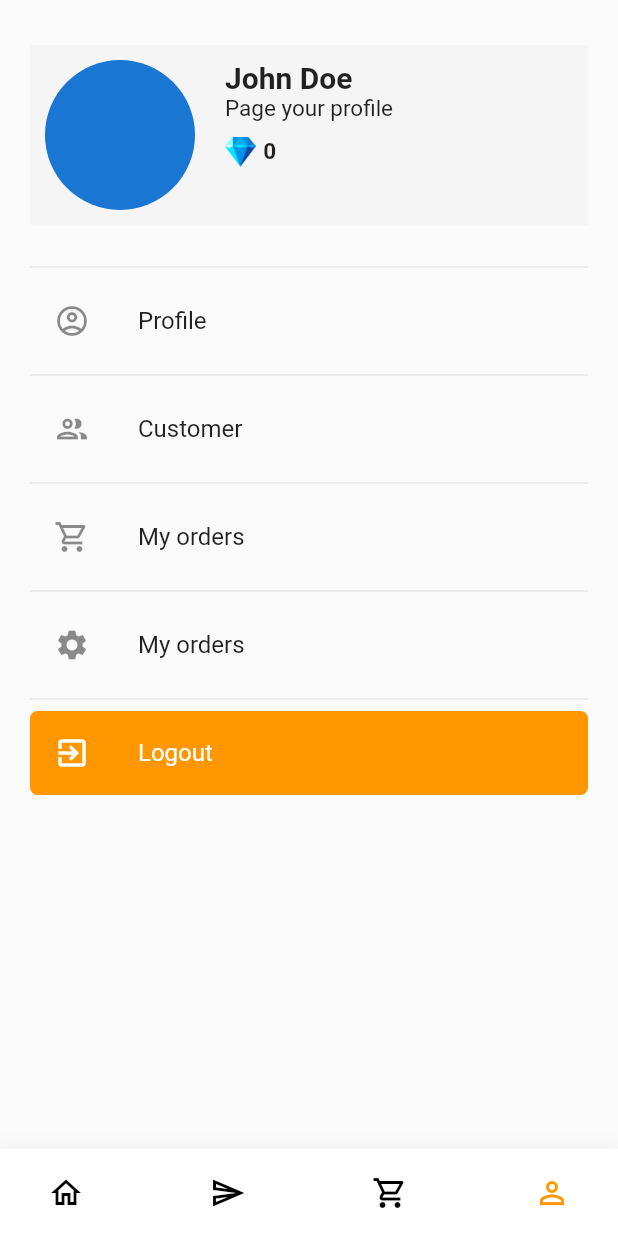
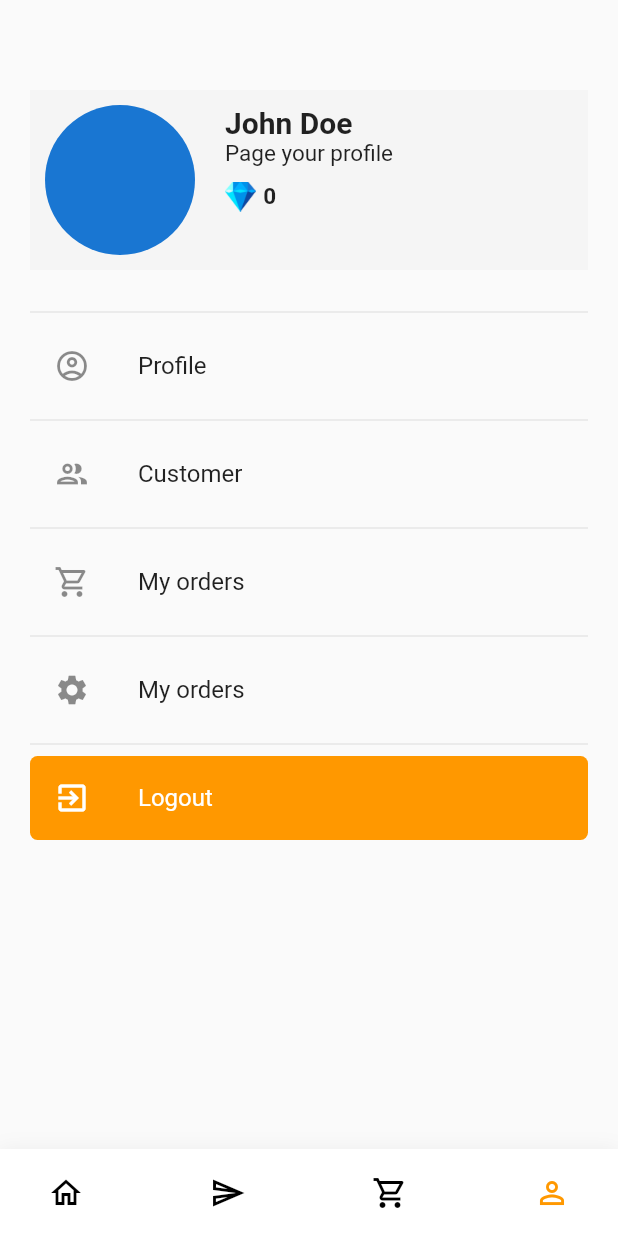
Before and after one commit to CSS-saler-system/css-mobile-ver2, a Flutter app: the MainScreen screen opened by its route, swiped to page 4, on a phone screen of 412 x 824 dp. Run offline on Flutter 3.47's test engine with Material 2 defaults, Android fonts, the phone set to English and light mode, and no system bars; our stand-ins replace bloc, dio, either_dart, equatable, firebase_auth, firebase_core and 4 more; missing offline and left inert: cloud_firestore_web, firebase_analytics_web, firebase_auth_web, firebase_core_web; accounts and stored records are empty.

Commit message:
update ui

```diff
--- a/lib/src/configs/constants/app_router.dart
+++ b/lib/src/configs/constants/app_router.dart
@@ -5,6 +5,8 @@ import 'package:flutter_application_1/src/presentations/sign_in/sign_in_screen.d
 import '../../presentations/create_customer/create_customer_screen.dart';
 import '../../presentations/customer/customer_screen.dart';
 import '../../presentations/edit_profile/edit_profile_screen.dart';
+import '../../presentations/list_product/list_product_screen.dart';
+import '../../presentations/order_detail/order_detail_screen.dart';
 import '../../presentations/otp_confirm/otp_confirm_screen.dart';
 import '../../presentations/product_detail/product_detail_screen.dart';
 
@@ -16,6 +18,8 @@ class AppRouters {
   static const String customerScreen = "/customer_screen";
   static const String createCustomerScreen = "/create_customer_screen";
   static const String productDetail = "/product_detail";
+  static const String orderDetail = "/order_detail";
+  static const String listProduct = "/list_product";
   static Route<dynamic> generateRoute(RouteSettings settings) {
     Map arguments =
         settings.arguments != null ? (settings.arguments as Map) : {};
@@ -33,10 +37,15 @@ class AppRouters {
         return MaterialPageRoute(builder: (_) => const CustomerScreen());
       case createCustomerScreen:
         return MaterialPageRoute(builder: (_) => const CreateCustomerScreen());
+      case orderDetail:
+        return MaterialPageRoute(
+            builder: (_) => OrderDetailScreen(orderId: arguments["orderId"]));
       case productDetail:
         return MaterialPageRoute(
             builder: (_) =>
                 ProductDetailScreen(productId: arguments["productId"]));
+      case listProduct:
+        return MaterialPageRoute(builder: (_) => const ListProductScreen());
       default:
         return animRoute(
             Center(child: Text('No route defined for ${settings.name}')),
@@ -65,9 +74,9 @@ class AppRouters {
     );
   }
 
-  static final Offset _center = Offset(0.0, 0.0);
-  static final Offset _top = Offset(0.0, 1.0);
-  static final Offset _bottom = Offset(0.0, -1.0);
-  static final Offset _left = Offset(-1.0, 0.0);
-  static final Offset _right = Offset(1.0, 0.0);
+  static const Offset _center = Offset(0.0, 0.0);
+  static const Offset _top = Offset(0.0, 1.0);
+  static const Offset _bottom = Offset(0.0, -1.0);
+  static const Offset _left = Offset(-1.0, 0.0);
+  static const Offset _right = Offset(1.0, 0.0);
 }
--- a/lib/src/presentations/main/components/bottom_navigation.dart
+++ b/lib/src/presentations/main/components/bottom_navigation.dart
@@ -1,11 +1,14 @@
 import 'package:flutter/material.dart';
 import 'package:flutter_application_1/src/presentations/main/components/navigator_item.dart';
+
+import '../main_screen.dart';
 
 class BottomNavigation extends StatefulWidget {
   final int? pageIndex;
   final Function(int) itemMenuClicked;
+  final List<ItemMenu> items;
   const BottomNavigation(
-      {Key? key, required this.pageIndex, required this.itemMenuClicked})
+      {Key? key, required this.pageIndex, required this.itemMenuClicked, required this.items})
       : super(key: key);
 
   @override
@@ -13,25 +16,7 @@ class BottomNavigation extends StatefulWidget {
 }
 
 class _BottomNavigationState extends State<BottomNavigation> {
-  // fake menu
-  final List<ItemMenu> _items = [
-    const ItemMenu(
-      icon: Icons.home_outlined,
-      index: 0,
-    ),
-    const ItemMenu(
-      icon: Icons.send_outlined,
-      index: 1,
-    ),
-    const ItemMenu(
-      icon: Icons.local_grocery_store_outlined,
-      index: 2,
-    ),
-    const ItemMenu(
-      icon: Icons.person_outline_outlined,
-      index: 3,
-    ),
-  ];
+
 
   @override
   Widget build(BuildContext context) {
@@ -49,11 +34,11 @@ class _BottomNavigationState extends State<BottomNavigation> {
       ),
       child: Row(
           mainAxisAlignment: MainAxisAlignment.spaceBetween,
-          children: _items
+          children: widget.items
               .map((child) => ItemNavigator(
                     icon: Icon(
                       child.icon,
-                      color: _items.indexOf(child) == widget.pageIndex
+                      color: widget.items.indexOf(child) == widget.pageIndex
                           ? Colors.orange
                           : Colors.black,
                     ),
@@ -63,9 +48,3 @@ class _BottomNavigationState extends State<BottomNavigation> {
     );
   }
 }
-
-class ItemMenu {
-  final IconData icon;
-  final int index;
-  const ItemMenu({Key? key, required this.icon, required this.index});
-}
--- a/lib/src/presentations/main/main_screen.dart
+++ b/lib/src/presentations/main/main_screen.dart
@@ -3,7 +3,7 @@ import 'dart:developer';
 import 'package:flutter/material.dart';
 import 'package:flutter/services.dart';
 import 'package:flutter_application_1/src/presentations/main/pages/home/home_page.dart';
-import 'package:flutter_application_1/src/presentations/main/pages/order_page.dart';
+import 'package:flutter_application_1/src/presentations/main/pages/orders/order_page.dart';
 import 'package:flutter_application_1/src/presentations/main/pages/profile/profile_page.dart';
 import 'package:flutter_application_1/src/presentations/main/pages/request/request_page.dart';
 
@@ -20,6 +20,30 @@ class MainScreen extends StatefulWidget {
 class _MainScreenState extends State<MainScreen> {
   int _pageIndex = 0;
 
+  // fake menu
+  final List<ItemMenu> _items = [
+    const ItemMenu(
+      icon: Icons.home_outlined,
+      index: 0,
+    ),
+    const ItemMenu(
+      icon: Icons.send_outlined,
+      index: 1,
+      hasAppBar: true,
+      title: "Request registration",
+    ),
+    const ItemMenu(
+      icon: Icons.local_grocery_store_outlined,
+      index: 2,
+      hasAppBar: true,
+      title: "My Orders",
+    ),
+    const ItemMenu(
+      icon: Icons.person_outline_outlined,
+      index: 3,
+    ),
+  ];
+
   final PageController _pageController = PageController(initialPage: 0);
 
   @override
@@ -31,9 +55,14 @@ class _MainScreenState extends State<MainScreen> {
   Widget build(BuildContext context) {
     return Scaffold(
       appBar: AppBar(
-        toolbarHeight: 0,
-        backgroundColor: Colors.transparent,
-        elevation: 0,
+        title: _items[_pageIndex].hasAppBar
+            ? Text(_items[_pageIndex].title ?? "")
+            : const SizedBox(),
+        centerTitle: true,
+        toolbarHeight: _items[_pageIndex].hasAppBar ? kToolbarHeight : 0,
+        backgroundColor:
+            _items[_pageIndex].hasAppBar ? Colors.orange : Colors.transparent,
+        elevation: _items[_pageIndex].hasAppBar ? 1 : 0,
         systemOverlayStyle: const SystemUiOverlayStyle(
           statusBarColor: Colors.transparent,
           statusBarBrightness: Brightness.dark,
@@ -42,7 +71,9 @@ class _MainScreenState extends State<MainScreen> {
       ),
       body: SafeArea(
         child: Stack(children: [
-          PageView(
+          Container(
+            margin: const EdgeInsets.only(bottom: 50, top: 30),
+            child: PageView(
                 physics: const NeverScrollableScrollPhysics(),
                 onPageChanged: (index) {
                   setState(() {
@@ -56,11 +87,13 @@ class _MainScreenState extends State<MainScreen> {
                   OrderPage(),
                   ProfilePage(),
                 ]),
+          ),
           Positioned(
               bottom: 0,
               left: 0,
               right: 0,
               child: BottomNavigation(
+                  items: _items,
                   pageIndex: _pageIndex,
                   itemMenuClicked: (page) => onChangePage(page)))
         ]),
@@ -73,3 +106,16 @@ class _MainScreenState extends State<MainScreen> {
         duration: const Duration(milliseconds: 1), curve: Curves.easeInOut);
   }
 }
+
+class ItemMenu {
+  final IconData icon;
+  final int index;
+  final bool hasAppBar;
+  final String? title;
+  const ItemMenu(
+      {Key? key,
+      required this.icon,
+      required this.index,
+      this.hasAppBar = false,
+      this.title});
+}
--- a/lib/src/presentations/main/pages/home/components/list_brands.dart
+++ b/lib/src/presentations/main/pages/home/components/list_brands.dart
@@ -1,5 +1,6 @@
 import 'package:flutter/material.dart';
 import 'package:flutter_application_1/src/configs/constants/app_images.dart';
+import 'package:flutter_application_1/src/configs/constants/constants.dart';
 
 import '../../../../../components/list_action_hedaer.dart';
 
@@ -19,7 +20,8 @@ class _ListBrandWidgetState extends State<ListBrandWidget> {
         children: [
           ListActionHeader(
             title: "Brands",
-            onPressed: () {},
+            onPressed: () =>
+                Navigator.pushNamed(context, AppRouters.listProduct),
           ),
           const SizedBox(height: 20),
           Expanded(
--- a/lib/src/resource/services/firebase_auth.dart
+++ b/lib/src/resource/services/firebase_auth.dart
@@ -49,7 +49,7 @@ class FirebaseAuthServiceImpl extends FirebaseAuthService {
           await _firebaseAuth.signInWithCredential(credential);
       final User? user = authResult.user;
       String token = await user!.getIdToken();
-      log("user" + token);
+      log("firebaseToken: " + token);
       if (token.isNotEmpty) {
         result = true;
       }
```
Also changed, not shown: lib/src/components/dialog_widget.dart (added, +30 -0 lines), lib/src/presentations/list_product/list_product_screen.dart (added, +79 -0 lines), lib/src/presentations/main/pages/order_page.dart (deleted, +0 -15 lines), lib/src/presentations/main/pages/orders/components/order_item.dart (added, +101 -0 lines), lib/src/presentations/main/pages/orders/order_page.dart (added, +21 -0 lines), lib/src/presentations/main/pages/request/request_page.dart (+1 -6 lines), lib/src/presentations/order_detail/components/customer_order_info.dart (added, +96 -0 lines), lib/src/presentations/order_detail/components/product_order_info.dart (added, +73 -0 lines), lib/src/presentations/order_detail/components/total_order_info.dart (added, +56 -0 lines), lib/src/presentations/order_detail/order_detail_screen.dart (added, +44 -0 lines), lib/src/presentations/otp_confirm/otp_confirm_screen.dart (+9 -1 lines), lib/src/presentations/sign_in/sign_in_screen.dart (+12 -2 lines), 6 other files. Lines whose indentation alone changed are shown as unchanged.
